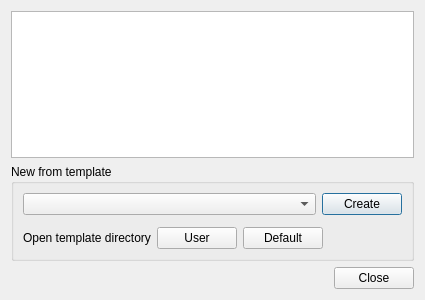
Before: the Qt Designer form src/ui/layout/qgslayoutmanagerbase.ui in qgis/QGIS, drawn with Qt 5.
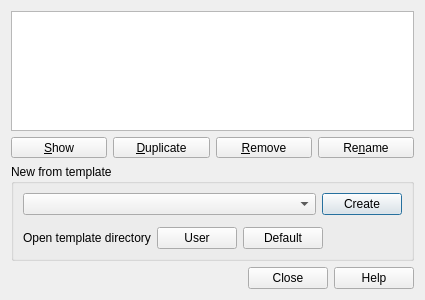
After: the same form once the commit is applied. Icons and pictures are not drawn. Custom widgets are drawn as their Qt base class.

Commit message: [needs-docs] Refactoring layout Manager dialog

```diff
--- a/src/ui/layout/qgslayoutmanagerbase.ui
+++ b/src/ui/layout/qgslayoutmanagerbase.ui
@@ -25,14 +25,70 @@
   </property>
   <layout class="QVBoxLayout" name="verticalLayout">
    <item>
-    <widget class="QListView" name="mLayoutListView">
-     <property name="selectionMode">
-      <enum>QAbstractItemView::ExtendedSelection</enum>
-     </property>
-     <property name="selectionBehavior">
-      <enum>QAbstractItemView::SelectRows</enum>
-     </property>
-    </widget>
+    <layout class="QGridLayout" name="gridLayout_2">
+     <item row="1" column="1">
+      <widget class="QToolButton" name="mDuplicateButton">
+       <property name="sizePolicy">
+        <sizepolicy hsizetype="Preferred" vsizetype="Fixed">
+         <horstretch>0</horstretch>
+         <verstretch>0</verstretch>
+        </sizepolicy>
+       </property>
+       <property name="text">
+        <string>&amp;Duplicate</string>
+       </property>
+      </widget>
+     </item>
+     <item row="1" column="3">
+      <widget class="QToolButton" name="mRenameButton">
+       <property name="sizePolicy">
+        <sizepolicy hsizetype="Preferred" vsizetype="Fixed">
+         <horstretch>0</horstretch>
+         <verstretch>0</verstretch>
+        </sizepolicy>
+       </property>
+       <property name="text">
+        <string>Re&amp;name</string>
+       </property>
+      </widget>
+     </item>
+     <item row="1" column="2">
+      <widget class="QToolButton" name="mRemoveButton">
+       <property name="sizePolicy">
+        <sizepolicy hsizetype="Preferred" vsizetype="Fixed">
+         <horstretch>0</horstretch>
+         <verstretch>0</verstretch>
+        </sizepolicy>
+       </property>
+       <property name="text">
+        <string>&amp;Remove</string>
+       </property>
+      </widget>
+     </item>
+     <item row="0" column="0" colspan="4">
+      <widget class="QListView" name="mLayoutListView">
+       <property name="selectionMode">
+        <enum>QAbstractItemView::ExtendedSelection</enum>
+       </property>
+       <property name="selectionBehavior">
+        <enum>QAbstractItemView::SelectRows</enum>
+       </property>
+      </widget>
+     </item>
+     <item row="1" column="0">
+      <widget class="QToolButton" name="mShowButton">
+       <property name="sizePolicy">
+        <sizepolicy hsizetype="Preferred" vsizetype="Fixed">
+         <horstretch>0</horstretch>
+         <verstretch>0</verstretch>
+        </sizepolicy>
+       </property>
+       <property name="text">
+        <string>&amp;Show</string>
+       </property>
+      </widget>
+     </item>
+    </layout>
    </item>
    <item>
     <widget class="QgsCollapsibleGroupBox" name="mTemplateGrpBox">
@@ -140,7 +196,7 @@
       <enum>Qt::Horizontal</enum>
      </property>
      <property name="standardButtons">
-      <set>QDialogButtonBox::Close</set>
+      <set>QDialogButtonBox::Close|QDialogButtonBox::Help</set>
      </property>
     </widget>
    </item>
```
Left out of the diff: 32 changed lines with no effect on the pictures. The commit also changes 2 other files.
